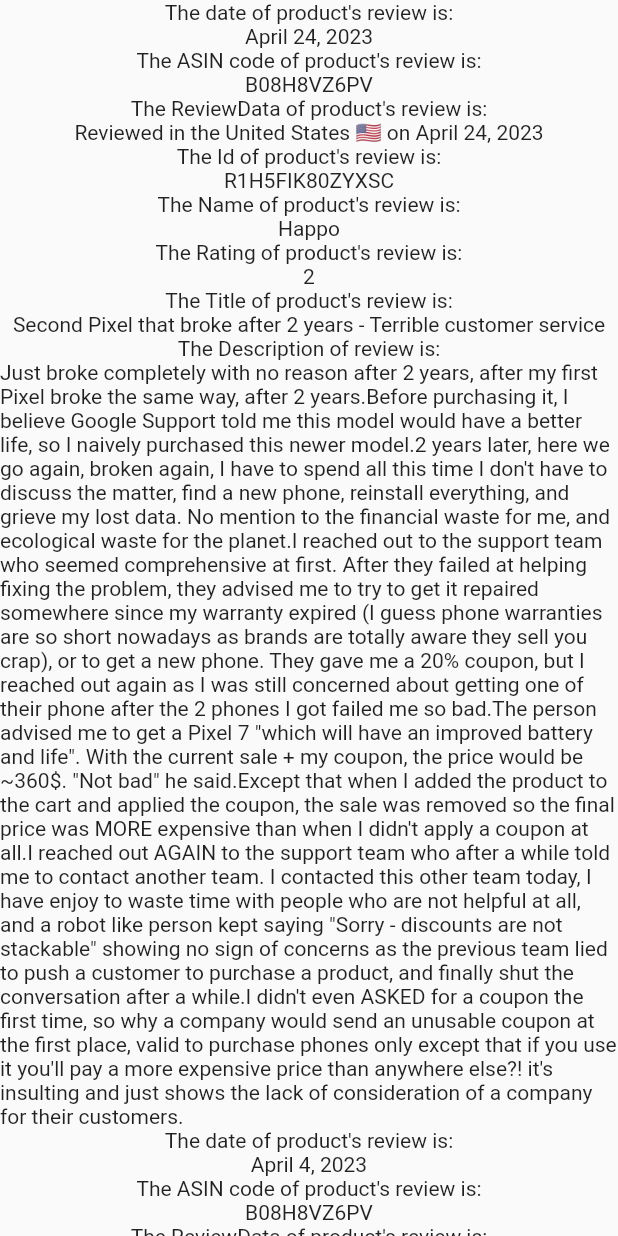
After one commit to 525UmerYousaf/local_json, a Flutter app: the DetailPage screen opened directly, on a phone screen of 412 x 824 dp. The commit adds this screen. Run offline on Flutter 3.47's test engine with Material 2 defaults, Android fonts, the phone set to English and light mode, and no system bars.

Commit message:
Sending my local directory back after 3rd API test

```diff
--- a/assets/files/api_detail.json
+++ b/assets/files/api_detail.json
@@ -83,10 +83,10 @@
                     "position": 1,
                     "seller": " PriceWhack ",
                     "url": "https://www.amazon.comundefined",
-                    "price": {
+                    "Price": {
                         "symbol": "$",
                         "currency": "USD",
-                        "current_price": null
+                        "current_Price": null
                     }
                 }
             ]
--- /dev/null
+++ b/lib/amazon_one_product_review.dart
@@ -0,0 +1,151 @@
+class SingleProdctReview {
+  int? totalReviews;
+  StarsStat? starsStat;
+  List<Result>? result;
+
+  SingleProdctReview({this.totalReviews, this.starsStat, this.result});
+
+  SingleProdctReview.fromJson(Map<String, dynamic> json) {
+    totalReviews = json['total_reviews'];
+    starsStat = json['stars_stat'] != null
+        ? new StarsStat.fromJson(json['stars_stat'])
+        : null;
+    if (json['result'] != null) {
+      result = <Result>[];
+      json['result'].forEach((v) {
+        result!.add(new Result.fromJson(v));
+      });
+    }
+  }
+
+  Map<String, dynamic> toJson() {
+    final Map<String, dynamic> data = new Map<String, dynamic>();
+    data['total_reviews'] = this.totalReviews;
+    if (this.starsStat != null) {
+      data['stars_stat'] = this.starsStat!.toJson();
+    }
+    if (this.result != null) {
+      data['result'] = this.result!.map((v) => v.toJson()).toList();
+    }
+    return data;
+  }
+}
+
+class StarsStat {
+  String? s1;
+  String? s2;
+  String? s3;
+  String? s4;
+  String? s5;
+
+  StarsStat({this.s1, this.s2, this.s3, this.s4, this.s5});
+
+  StarsStat.fromJson(Map<String, dynamic> json) {
+    s1 = json['1'];
+    s2 = json['2'];
+    s3 = json['3'];
+    s4 = json['4'];
+    s5 = json['5'];
+  }
+
+  Map<String, dynamic> toJson() {
+    final Map<String, dynamic> data = new Map<String, dynamic>();
+    data['1'] = this.s1;
+    data['2'] = this.s2;
+    data['3'] = this.s3;
+    data['4'] = this.s4;
+    data['5'] = this.s5;
+    return data;
+  }
+}
+
+class Result {
+  String? id;
+  Asin? asin;
+  String? reviewData;
+  Date? date;
+  String? name;
+  int? rating;
+  String? title;
+  String? review;
+  bool? verifiedPurchase;
+
+  Result(
+      {this.id,
+      this.asin,
+      this.reviewData,
+      this.date,
+      this.name,
+      this.rating,
+      this.title,
+      this.review,
+      this.verifiedPurchase});
+
+  Result.fromJson(Map<String, dynamic> json) {
+    id = json['id'];
+    asin = json['asin'] != null ? new Asin.fromJson(json['asin']) : null;
+    reviewData = json['review_data'];
+    date = json['date'] != null ? new Date.fromJson(json['date']) : null;
+    name = json['name'];
+    rating = json['rating'];
+    title = json['title'];
+    review = json['review'];
+    verifiedPurchase = json['verified_purchase'];
+  }
+
+  Map<String, dynamic> toJson() {
+    final Map<String, dynamic> data = new Map<String, dynamic>();
+    data['id'] = this.id;
+    if (this.asin != null) {
+      data['asin'] = this.asin!.toJson();
+    }
+    data['review_data'] = this.reviewData;
+    if (this.date != null) {
+      data['date'] = this.date!.toJson();
+    }
+    data['name'] = this.name;
+    data['rating'] = this.rating;
+    data['title'] = this.title;
+    data['review'] = this.review;
+    data['verified_purchase'] = this.verifiedPurchase;
+    return data;
+  }
+}
+
+class Asin {
+  String? original;
+  String? variant;
+
+  Asin({this.original, this.variant});
+
+  Asin.fromJson(Map<String, dynamic> json) {
+    original = json['original'];
+    variant = json['variant'];
+  }
+
+  Map<String, dynamic> toJson() {
+    final Map<String, dynamic> data = new Map<String, dynamic>();
+    data['original'] = this.original;
+    data['variant'] = this.variant;
+    return data;
+  }
+}
+
+class Date {
+  String? date;
+  int? unix;
+
+  Date({this.date, this.unix});
+
+  Date.fromJson(Map<String, dynamic> json) {
+    date = json['date'];
+    unix = json['unix'];
+  }
+
+  Map<String, dynamic> toJson() {
+    final Map<String, dynamic> data = new Map<String, dynamic>();
+    data['date'] = this.date;
+    data['unix'] = this.unix;
+    return data;
+  }
+}
--- a/lib/home_page.dart
+++ b/lib/home_page.dart
@@ -4,6 +4,7 @@
 
 import './model.dart';
 import 'amazon_api_class.dart';
+import 'product_detail.dart';
 
 class HomePage extends StatefulWidget {
   const HomePage({super.key});
@@ -44,7 +45,16 @@
                 itemCount: snapshot.data!.result!.length,
                 itemBuilder: (context, index) {
                   // print(snapshot.data!.result!.length);
-                  return Column(
+                  return GestureDetector(
+                    onTap: () {
+                      Navigator.push(
+                        context,
+                        MaterialPageRoute(
+                          builder: (context) => const DetailPage(),
+                        ),
+                      );
+                    },
+                    child: Column(
                       children: [
                         const Center(
                             child: Text("Below is image i fetch from API")),
@@ -123,20 +133,22 @@
                             .toString()),
                         const Center(
                             child: Text("The amazon prime of product is:")),
-                      Text(
-                          snapshot.data!.result![index].amazonPrime.toString()),
+                        Text(snapshot.data!.result![index].amazonPrime
+                            .toString()),
                         const Center(child: Text("The ASIN of product is:")),
                         Text(snapshot.data!.result![index].asin.toString()),
                         const Center(
                             child: Text("The bestSeller of product is:")),
-                      Text(snapshot.data!.result![index].bestSeller.toString()),
+                        Text(snapshot.data!.result![index].bestSeller
+                            .toString()),
                         const Center(child: Text("The review of product is:")),
                         Text(snapshot.data!.result![index].reviews.toString()),
                         const Center(child: Text("The score of product is:")),
                         Text(snapshot.data!.result![index].score.toString()),
                         const Center(
                             child: Text("The snponsored of product is:")),
-                      Text(snapshot.data!.result![index].sponsored.toString()),
+                        Text(
+                            snapshot.data!.result![index].sponsored.toString()),
                         const Center(child: Text("The url of product is:")),
                         Text(snapshot.data!.result![index].url.toString()),
                         const Center(
@@ -146,6 +158,7 @@
                         ),
                         // Text(snapshot.data!.result![index].thumbnail.toString()),
                       ],
+                    ),
                   );
                 },
               );
--- a/lib/model.dart
+++ b/lib/model.dart
@@ -3,6 +3,7 @@
 import 'dart:convert';
 
 import './amazon_api_class.dart';
+import './amazon_one_product_review.dart';
 
 class ConfigLoader {
   Future<AmazonTest> logConfig() async {
@@ -12,4 +13,13 @@
     print(jsonResult);
     return AmazonTest.fromJson(jsonResult);
   }
+
+  Future<SingleProdctReview> loadReview() async {
+    print("This print is displayed when I enter review function");
+    final cfg =
+        await rootBundle.loadString('assets/files/api_single_review.json');
+    Map<String, dynamic> jsonResult = json.decode(cfg);
+    print(jsonResult);
+    return SingleProdctReview.fromJson(jsonResult);
+  }
 }
--- /dev/null
+++ b/lib/product_detail.dart
@@ -0,0 +1,105 @@
+import 'package:amazon_api/model.dart';
+import 'package:flutter/material.dart';
+
+import 'amazon_one_product_review.dart';
+
+class DetailPage extends StatefulWidget {
+  const DetailPage({super.key});
+
+  @override
+  State<DetailPage> createState() => _DetailPageState();
+}
+
+class _DetailPageState extends State<DetailPage> {
+  @override
+  void initState() {
+    print("The initState method for Home-Page gets called.");
+    ConfigLoader().loadReview();
+    super.initState();
+  }
+
+  @override
+  Widget build(BuildContext context) {
+    return Scaffold(
+      body: FutureBuilder<SingleProdctReview>(
+        future: ConfigLoader().loadReview(),
+        builder: (context, snapshot) {
+          if (snapshot.connectionState == ConnectionState.waiting) {
+            return const Center(child: CircularProgressIndicator());
+          } else if (snapshot.hasError) {
+            return const Center(
+              child: Text(
+                "Unfortunately cannot load data from server..",
+                style: TextStyle(
+                  fontSize: 12,
+                  color: Colors.red,
+                ),
+              ),
+            );
+          } else if (snapshot.hasData) {
+            if (snapshot.data?.totalReviews != '') {
+              return Container(
+                // snapshot.data!.result![index].thumbnail.toString(),
+                child: ListView.builder(
+                  itemCount: snapshot.data!.result!.length,
+                  itemBuilder: (context, index) {
+                    return Column(
+                      children: [
+                        Text("The date of product's review is:"),
+                        Text(snapshot.data!.result![index].date!.date
+                            .toString()),
+                        Text("The ASIN code of product's review is:"),
+                        Text(snapshot.data!.result![index].asin!.original
+                            .toString()),
+                        Text("The ReviewData of product's review is:"),
+                        Text(snapshot.data!.result![index].reviewData
+                            .toString()),
+                        Text("The Id of product's review is:"),
+                        Text(snapshot.data!.result![index].id.toString()),
+                        Text("The Name of product's review is:"),
+                        Text(snapshot.data!.result![index].name.toString()),
+                        Text("The Rating of product's review is:"),
+                        Text(snapshot.data!.result![index].rating.toString()),
+                        Text("The Title of product's review is:"),
+                        Text(snapshot.data!.result![index].title.toString()),
+                        Text("The Description of review is:"),
+                        Text(snapshot.data!.result![index].review.toString()),
+                      ],
+                      // Text("The date of product's review is:"),
+                      // Text(snapshot.data!.result!.first.date.toString()),
+                      // Text("The ASIN code of product's review is:"),
+                      // Text(snapshot.data!.result!.first.asin.toString()),
+                      // Text("The ReviewData of product's review is:"),
+                      // Text(snapshot.data!.result!.first.reviewData.toString()),
+                      // Text("The Id of product's review is:"),
+                      // Text(snapshot.data!.result!.first.id.toString()),
+                      // Text("The Name of product's review is:"),
+                      // Text(snapshot.data!.result!.first.name.toString()),
+                      // Text("The Rating of product's review is:"),
+                      // Text(snapshot.data!.result!.first.rating.toString()),
+                      // Text("The Title of product's review is:"),
+                      // Text(snapshot.data!.result!.first.title.toString()),
+                    );
+                  },
+                ),
+              );
+              // return ListView.builder(
+              //   itemCount: snapshot.data!.result!.length,
+              //   itemBuilder: (context, index) {
+              //     return Column(
+              //       children: [
+
+              //       ],
+              //     );
+              //   },
+              // );
+            } else {
+              return const CircularProgressIndicator();
+            }
+          }
+          return const Center(child: CircularProgressIndicator());
+        },
+      ),
+    );
+  }
+}
--- a/pubspec.yaml
+++ b/pubspec.yaml
@@ -60,7 +60,7 @@
 
   # To add assets to your application, add an assets section, like this:
   assets:
-    - assets/files/api.json
+    - assets/files/
   # assets:
   #   - images/a_dot_burr.jpeg
   #   - images/a_dot_ham.jpeg
```
Also changed, not shown: assets/files/api_single_review.json (added, +182 -0 lines). Lines whose indentation alone changed are shown as unchanged.
